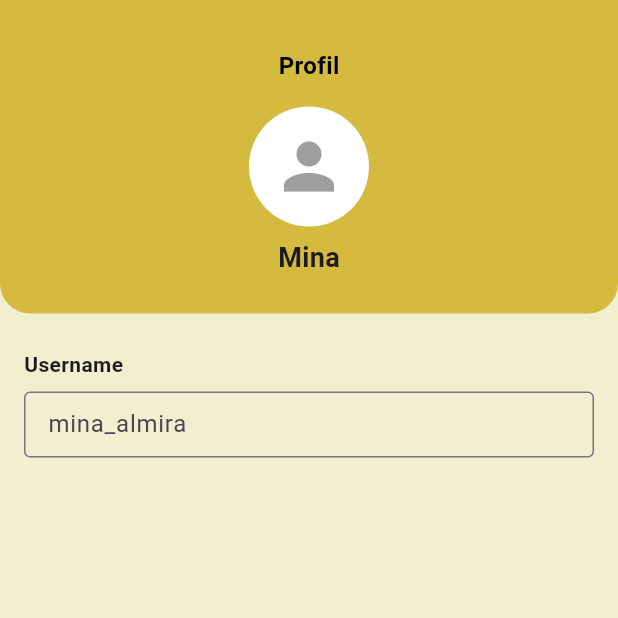
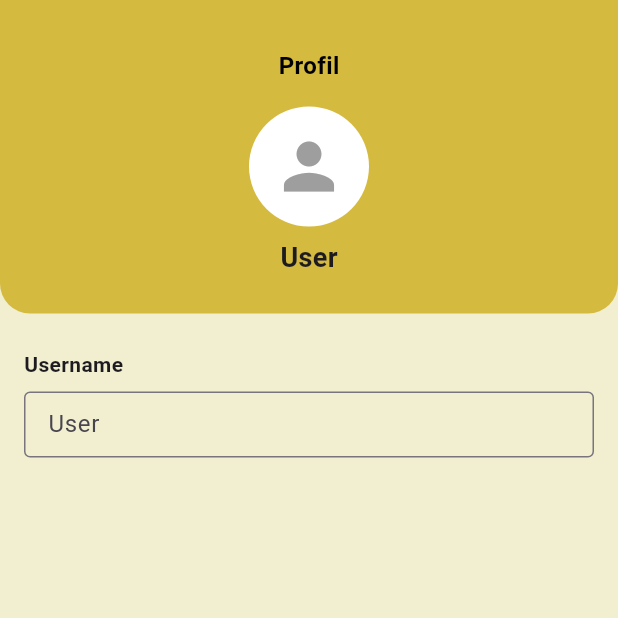
Before and after one commit to renalldi/sistem-parkir, a Flutter app: the ProfileScreen screen opened by its route, on a phone screen of 412 x 824 dp, the top half of it. Run offline on Flutter 3.47's test engine with Material 3 defaults, Android fonts, the phone set to English and light mode, and no system bars; our stand-ins replace device_preview, flutter_map, latlong2, permission_handler.

Commit message:
ganti username

```diff
--- a/lib/mahasiswa-dosen/screens/home_screen.dart
+++ b/lib/mahasiswa-dosen/screens/home_screen.dart
@@ -16,7 +16,7 @@ class HomeScreen extends StatelessWidget {
           child: Column(
             crossAxisAlignment: CrossAxisAlignment.stretch,
             children: [
-              Text("Hi, Mina!", style: TextStyle(fontSize: 20, fontWeight: FontWeight.bold)),
+              Text("Hi, User!", style: TextStyle(fontSize: 20, fontWeight: FontWeight.bold)),
               Text("Need to find a spot at Fasilkom?"),
             ],
           ),
--- a/lib/mahasiswa-dosen/screens/profile_screen.dart
+++ b/lib/mahasiswa-dosen/screens/profile_screen.dart
@@ -40,7 +40,7 @@ class ProfileScreen extends StatelessWidget {
                   ),
                   const SizedBox(height: 8),
                   const Text(
-                    "Mina",
+                    "User",
                     style: TextStyle(
                       fontSize: 18,
                       fontWeight: FontWeight.w600,
@@ -66,7 +66,7 @@ class ProfileScreen extends StatelessWidget {
                     const TextField(
                       readOnly: true,
                       decoration: InputDecoration(
-                        hintText: "mina_almira",
+                        hintText: "User",
                         border: OutlineInputBorder(),
                         isDense: true,
                         contentPadding: EdgeInsets.symmetric(horizontal: 12, vertical: 10),
--- a/lib/main.dart
+++ b/lib/main.dart
@@ -1,9 +1,9 @@
 import 'package:flutter/foundation.dart';
 import 'package:flutter/material.dart';
 import 'package:device_preview/device_preview.dart';
-import 'package:sistem_parkir/mahasiswa-dosen/screens/home_screen.dart';
-import 'package:sistem_parkir/mahasiswa-dosen/screens/profile_screen.dart';
-import 'package:sistem_parkir/mahasiswa-dosen/screens/role_selection_screen.dart';
+import 'mahasiswa-dosen/screens/home_screen.dart';
+import 'mahasiswa-dosen/screens/profile_screen.dart';
+import 'mahasiswa-dosen/screens/role_selection_screen.dart';
 import 'mahasiswa-dosen/screens/splash_screen.dart';
 
 void main() => runApp(
```
